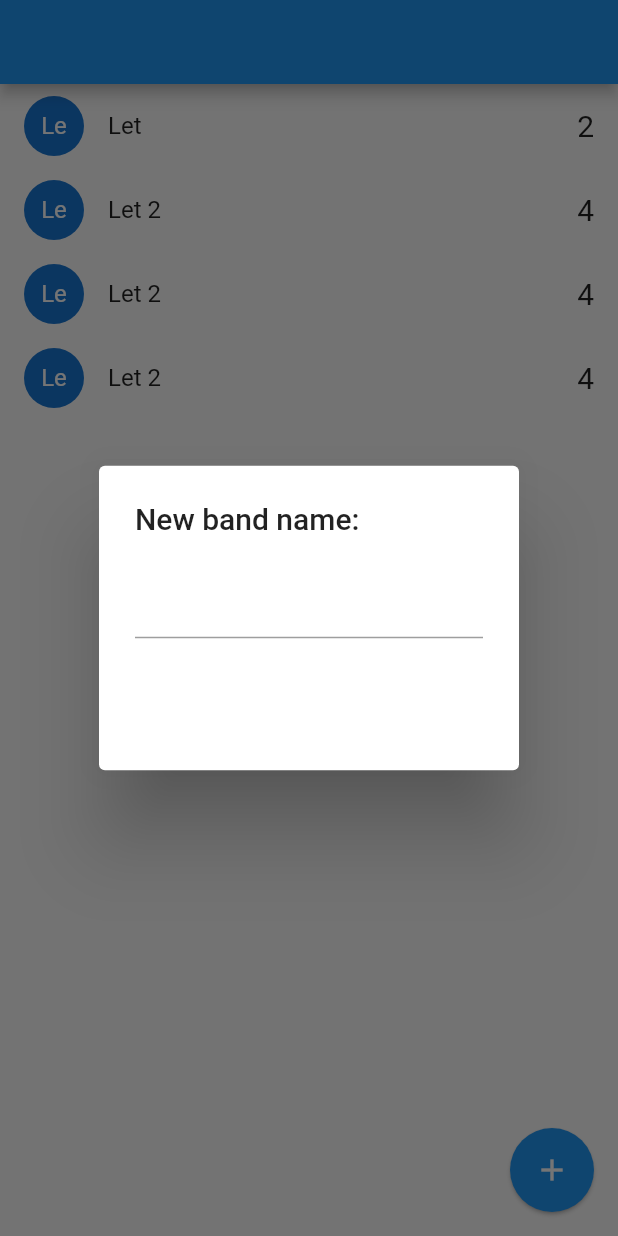
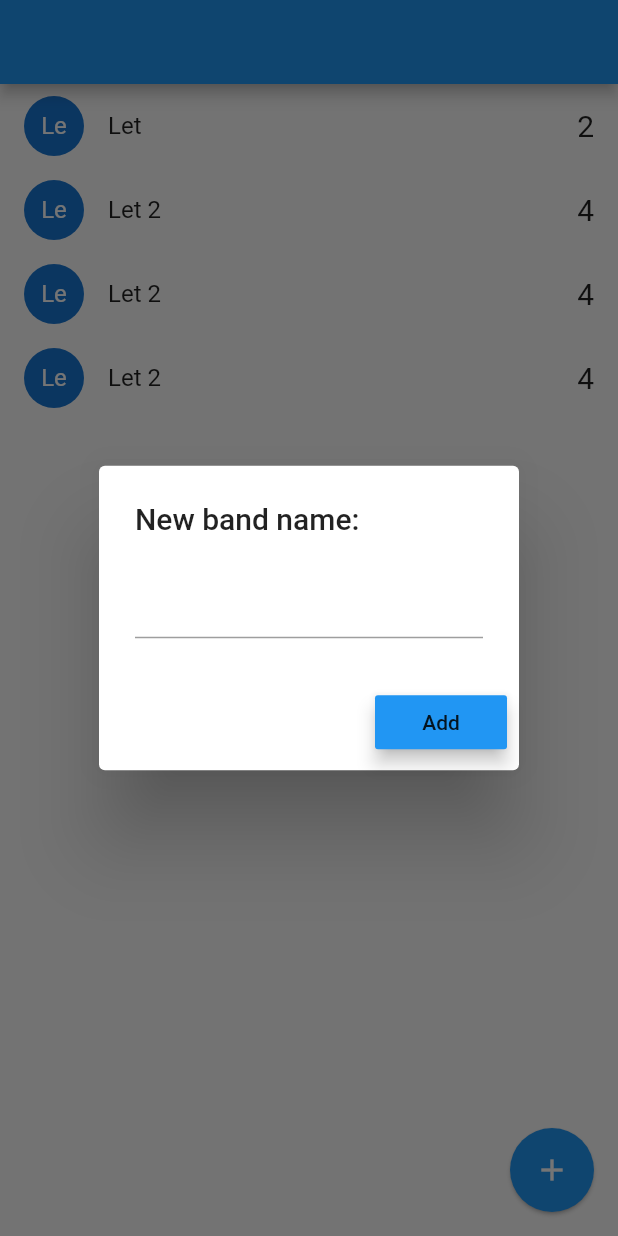
Before and after one commit to yeison34k/band_names, a Flutter app: the screen it shows after launch, after a tap on the "add" icon, on a phone screen of 412 x 824 dp. Run offline on Flutter 3.47's test engine with Material 2 defaults, Android fonts, the phone set to English and light mode, and no system bars.

Commit message:
add action add band

```diff
--- a/lib/pages/home.dart
+++ b/lib/pages/home.dart
@@ -47,18 +47,33 @@ class _HomePageState extends State<HomePage> {
   }
 
   addNewBand() {
+
+    final textController = TextEditingController();
     showDialog(
         context: context,
         builder: (context) {
           return AlertDialog(
             title: Text("New band name:"),
-            content: TextField(),
+            content: TextField(
+              controller: textController,
+            ),
             actions: <Widget>[
               MaterialButton(
-                onPressed: () {},
+                child: Text("Add"),
+                elevation: 5,
+                color: Colors.blue,
+                onPressed: () => addBandToList(textController.text),
               )
             ],
           );
         });
   }
+
+  void addBandToList(String name) {
+    if(name.length > 1){
+      this.bands.add(new Band(id: new DateTime.now().toString(), name: name, votes: 0));
+      setState(() {});
+    }
+    Navigator.pop(context);
+  }
 }
```
